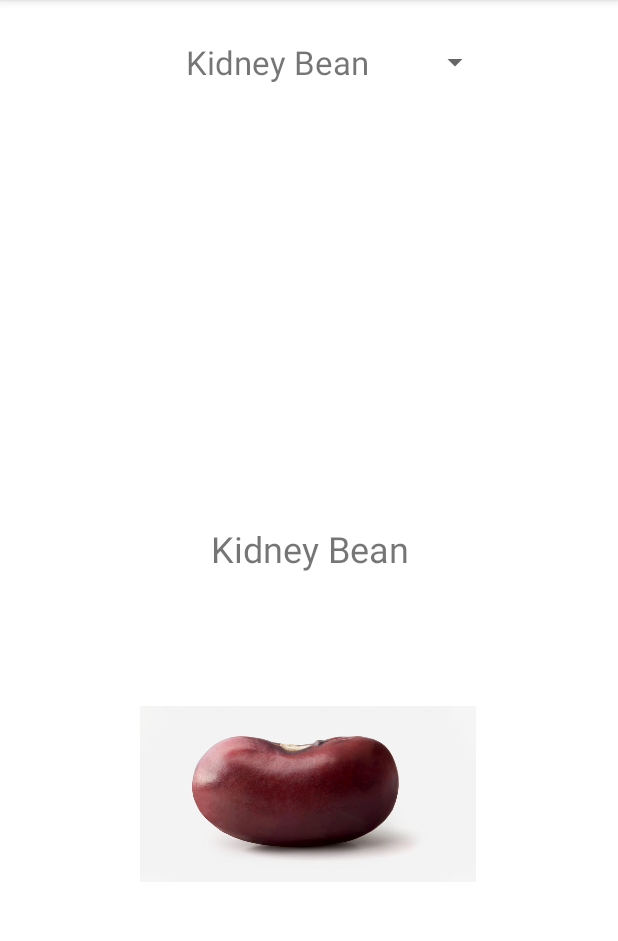
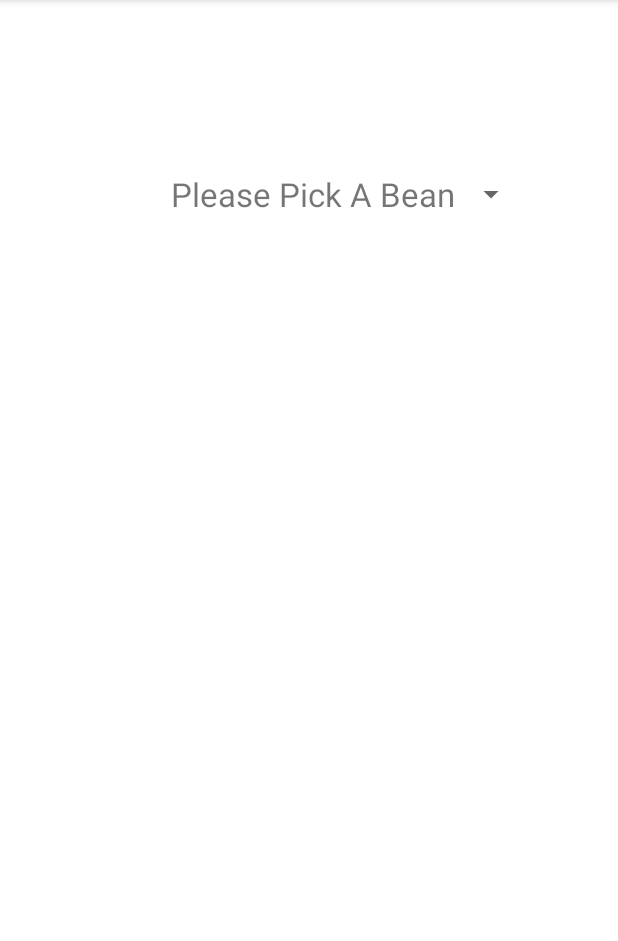
Before and after one commit to tuj55883/Assignment3, an Android app: the screen it shows after launch (ImageActivity), on a phone screen of 412 x 824 dp, the part 84-1025 px from its top. Run offline under Robolectric (Android 15) with nearby library versions, the phone set to English and light mode, and no system bars.

Commit message:
Now in the spinner there is a picture displayed to the left of the text. Final Build

```diff
--- a/app/src/main/java/edu/temple/assignment3/ImageActivity.java
+++ b/app/src/main/java/edu/temple/assignment3/ImageActivity.java
@@ -14,7 +14,7 @@ import android.widget.TextView;
 
 public class ImageActivity extends AppCompatActivity {
 
-
+    //Initializes the views we will use
     Spinner spinner;
     ImageView image_view;
     int[] bean_res_id;
@@ -25,28 +25,32 @@ public class ImageActivity extends AppCompatActivity {
         super.onCreate(savedInstanceState);
         setContentView(R.layout.activity_main);
 
-
+        //Sets the views to their ids
         image_view = findViewById(R.id.image_view);
         spinner = findViewById(R.id.spinner);
         textView = findViewById(R.id.textView);
 
-        String[] bean_array = new String[]{"Kidney Bean", "Black Bean", "Green Bean", "Mung Bean", "Pinto Bean"};
-        bean_res_id = new int[]{R.drawable.bean,R.drawable.black_bean,R.drawable.green_bean,R.drawable.mung_bean,R.drawable.pinto};
+        //Makes the array of beans we use and the other array are the images
+        String[] bean_array = new String[]{"Please Pick A Bean","Kidney Bean", "Black Bean", "Green Bean", "Mung Bean", "Pinto Bean"};
+        bean_res_id = new int[]{R.drawable.empty,R.drawable.bean,R.drawable.black_bean,R.drawable.green_bean,R.drawable.mung_bean,R.drawable.pinto};
 
-        //ArrayAdapter adapter = new ArrayAdapter(this, android.R.layout.simple_list_item_1, bean_array);
-        ImageAdapter adapter = new ImageAdapter(this, bean_array);
+        //Uses custom image adapter class
+        ImageAdapter adapter = new ImageAdapter(this, bean_array,bean_res_id);
 
-
+        //Sets our spinner to our adapter
         spinner.setAdapter(adapter);
 
 
-
+        //When item is selected it sets the name and picture to said item
         spinner.setOnItemSelectedListener(new AdapterView.OnItemSelectedListener() {
             @Override
             public void onItemSelected(AdapterView<?> parent, View view, int position, long id) {
-                //showPicture(position);
                 show_image(position);
-                textView.setText(parent.getItemAtPosition(position).toString());
+                if(position>0) {//Makes sure something is selected
+                    textView.setText(parent.getItemAtPosition(position).toString());
+                } else {
+                    textView.setText(" ");
+                }
             }
 
             @Override
@@ -57,6 +61,7 @@ public class ImageActivity extends AppCompatActivity {
 
 
         }
+     //Quick function to set image
     private void show_image(int position) {
         image_view.setImageResource(bean_res_id[position]);
     }
--- a/app/src/main/java/edu/temple/assignment3/ImageAdapter.java
+++ b/app/src/main/java/edu/temple/assignment3/ImageAdapter.java
@@ -1,30 +1,36 @@
 package edu.temple.assignment3;
 
 import android.content.Context;
+import android.graphics.drawable.Drawable;
 import android.view.View;
 import android.view.ViewGroup;
 import android.widget.BaseAdapter;
+import android.widget.ImageView;
 import android.widget.TextView;
 
+import androidx.core.content.ContextCompat;
+
 import java.util.ArrayList;
-
+//This is the adapter class made that converts the spinner to an editable thing
 public class ImageAdapter extends BaseAdapter {
 
     Context context;
     String[] items;
+    int[] bean_res_id;
 
-    public ImageAdapter(Context context, String[] items){
+    public ImageAdapter(Context context, String[] items, int[] bean_res_id){
         this.context = context;
         this.items = items;
+        this.bean_res_id = bean_res_id;
     }
 
     @Override
-    public int getCount() {
+    public int getCount() { //Gets the amount of items
         return items.length;
     }
 
     @Override
-    public Object getItem(int position) {
+    public Object getItem(int position) { //gets a specific item
         return items[position];
     }
 
@@ -34,6 +40,7 @@ public class ImageAdapter extends BaseAdapter {
     }
 
     @Override
+    //This gets the view when selected
     public View getView(int position, View convertView, ViewGroup parent) {
         TextView textView =  new TextView(context);
         textView.setText(items[position]);
@@ -42,4 +49,26 @@ public class ImageAdapter extends BaseAdapter {
         textView.setPadding(10,8,0,8);
         return textView;
     }
+
+    @Override
+    //This gets the view in the drop down
+    public View getDropDownView(int position, View convertView, ViewGroup parent) {
+        TextView pair = (TextView) super.getDropDownView(position, convertView, parent);
+
+
+        //This sets the image to the left of the text
+        Drawable img =context.getDrawable(bean_res_id[position]);
+        img.setBounds(0, 0, 64, 74);
+        pair.setCompoundDrawables(img, null, null, null);
+
+
+        //Sets text
+        pair.setText(items[position]);
+
+
+
+
+
+        return pair;
+    }
 }
--- /dev/null
+++ b/app/src/main/res/drawable/empty.xml
@@ -0,0 +1,4 @@
+<?xml version="1.0" encoding="utf-8"?>
+<selector xmlns:android="http://schemas.android.com/apk/res/android">
+
+</selector>
--- a/app/src/main/res/layout/activity_main.xml
+++ b/app/src/main/res/layout/activity_main.xml
@@ -22,9 +22,10 @@
         android:id="@+id/spinner"
         android:layout_width="244dp"
         android:layout_height="83dp"
+        android:layout_marginTop="88dp"
         android:textAlignment="center"
         app:layout_constraintEnd_toEndOf="parent"
-        app:layout_constraintHorizontal_bias="0.497"
+        app:layout_constraintHorizontal_bias="0.64"
         app:layout_constraintStart_toStartOf="parent"
         app:layout_constraintTop_toTopOf="parent" />
 
```
